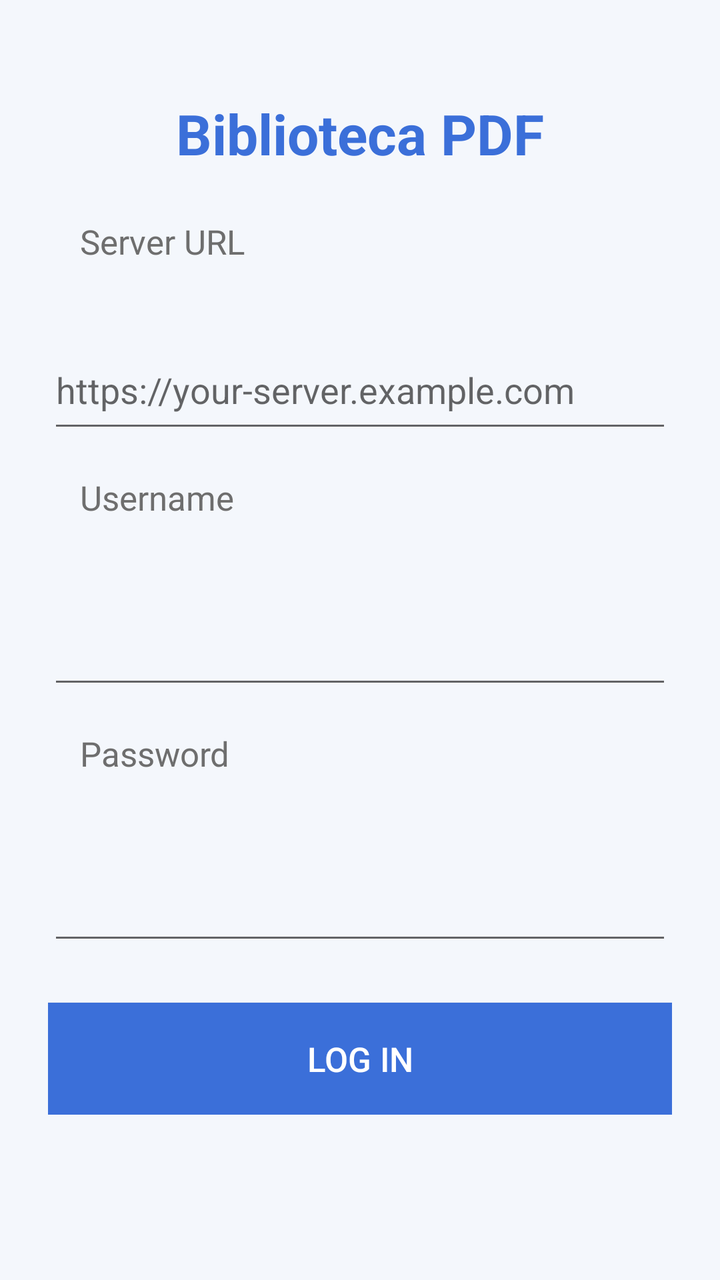
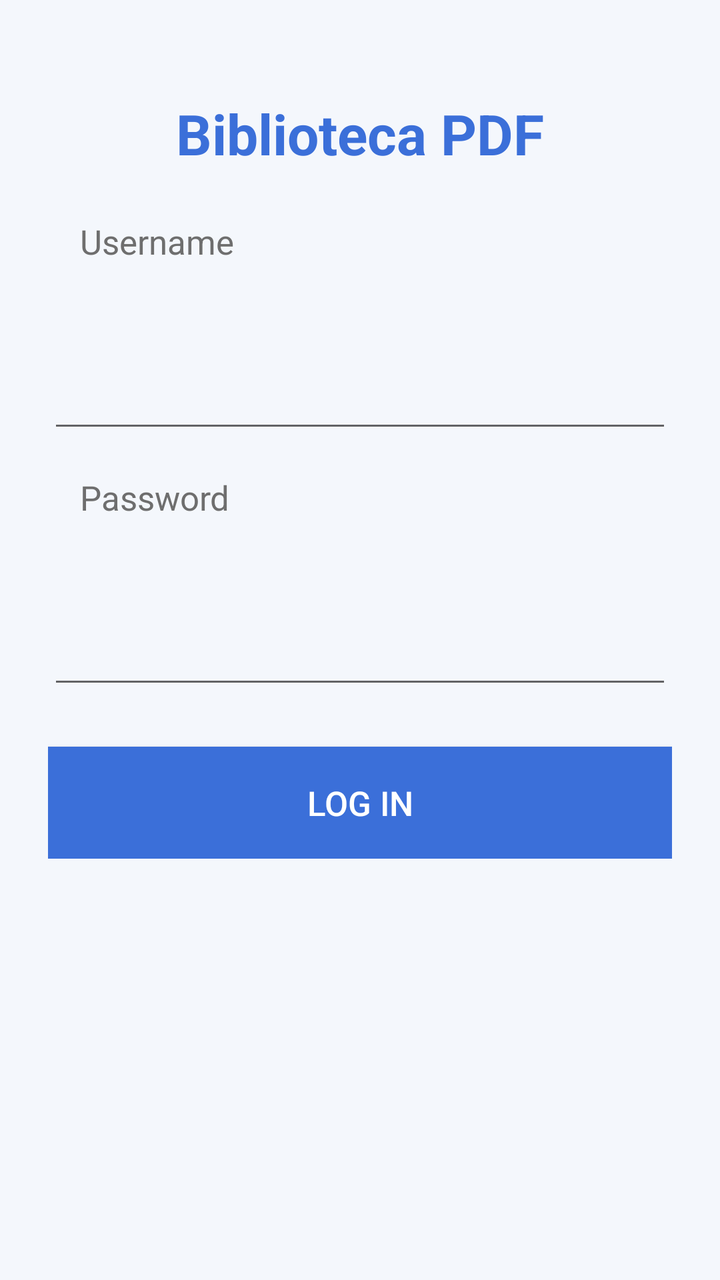

The first picture is an Android layout as it rendered before a commit; the second is the same layout after the commit. The layout source and the unified diff follow.
<!-- AndroidManifest.xml: application theme AppTheme -->
<!-- res/layout/activity_login.xml -->
<?xml version="1.0" encoding="utf-8"?>
<ScrollView xmlns:android="http://schemas.android.com/apk/res/android"
    android:layout_width="match_parent"
    android:layout_height="match_parent"
    android:fillViewport="true"
    android:background="@color/background">

    <LinearLayout
        android:layout_width="match_parent"
        android:layout_height="wrap_content"
        android:orientation="vertical"
        android:gravity="center_horizontal"
        android:padding="@dimen/spacing_large">

        <TextView
            android:layout_width="wrap_content"
            android:layout_height="wrap_content"
            android:layout_marginTop="@dimen/spacing_large"
            android:layout_marginBottom="@dimen/spacing_large"
            android:text="@string/app_name"
            android:textSize="28sp"
            android:textStyle="bold"
            android:textColor="@color/primary" />

        <LinearLayout
            android:layout_width="match_parent"
            android:layout_height="wrap_content"
            android:orientation="vertical"
            android:maxWidth="480dp">

            <TextView
                style="@style/BigButton"
                android:layout_width="wrap_content"
                android:layout_height="wrap_content"
                android:text="@string/label_server_url"
                android:textColor="@color/text_secondary" />

            <EditText
                android:id="@+id/edit_server_url"
                android:layout_width="match_parent"
                android:layout_height="@dimen/touch_target_min"
                android:inputType="textUri"
                android:hint="@string/hint_server_url"
                android:singleLine="true" />

            <TextView
                style="@style/BigButton"
                android:layout_width="wrap_content"
                android:layout_height="wrap_content"
                android:layout_marginTop="@dimen/spacing_medium"
                android:text="@string/label_username"
                android:textColor="@color/text_secondary" />

            <EditText
                android:id="@+id/edit_username"
                android:layout_width="match_parent"
                android:layout_height="@dimen/touch_target_min"
                android:inputType="text"
                android:singleLine="true" />

            <TextView
                style="@style/BigButton"
                android:layout_width="wrap_content"
                android:layout_height="wrap_content"
                android:layout_marginTop="@dimen/spacing_medium"
                android:text="@string/label_password"
                android:textColor="@color/text_secondary" />

            <EditText
                android:id="@+id/edit_password"
                android:layout_width="match_parent"
                android:layout_height="@dimen/touch_target_min"
                android:inputType="textPassword"
                android:singleLine="true" />

            <Button
                android:id="@+id/btn_login"
                style="@style/BigButton"
                android:layout_width="match_parent"
                android:layout_height="wrap_content"
                android:minHeight="@dimen/touch_target_min"
                android:layout_marginTop="@dimen/spacing_large"
                android:text="@string/action_login"
                android:textColor="@color/white"
                android:background="@color/primary" />

            <ProgressBar
                android:id="@+id/progress_login"
                android:layout_width="wrap_content"
                android:layout_height="wrap_content"
                android:layout_gravity="center_horizontal"
                android:layout_marginTop="@dimen/spacing_medium"
                android:visibility="gone" />

            <TextView
                android:id="@+id/text_error"
                android:layout_width="match_parent"
                android:layout_height="wrap_content"
                android:layout_marginTop="@dimen/spacing_medium"
                android:textColor="@color/status_error"
                android:visibility="gone" />

        </LinearLayout>
    </LinearLayout>
</ScrollView>
<!-- resources referenced by this layout -->
<resources>
  <color name="background">#F4F7FC</color>
  <color name="primary">#3B6FD9</color>
  <color name="status_error">#C0392B</color>
  <color name="text_secondary">#6E6E6E</color>
  <color name="white">#FFFFFF</color>
  <dimen name="spacing_large">24dp</dimen>
  <dimen name="spacing_medium">16dp</dimen>
  <dimen name="touch_target_min">56dp</dimen>
  <string name="action_login">Log in</string>
  <string name="app_name">Biblioteca PDF</string>
  <string name="hint_server_url">https://your-server.example.com</string>
  <string name="label_password">Password</string>
  <string name="label_server_url">Server URL</string>
  <string name="label_username">Username</string>
  <style name="BigButton">
          <item name="android:minHeight">@dimen/touch_target_min</item>
          <item name="android:textSize">@dimen/text_medium</item>
          <item name="android:paddingLeft">@dimen/spacing_medium</item>
          <item name="android:paddingRight">@dimen/spacing_medium</item>
      </style>
  <style name="AppTheme" parent="Theme.AppCompat.Light.DarkActionBar">
          <item name="colorPrimary">@color/primary</item>
          <item name="colorPrimaryDark">@color/primary_dark</item>
          <item name="colorAccent">@color/accent</item>
          <item name="android:windowBackground">@color/background</item>
      </style>
  <dimen name="text_medium">17sp</dimen>
  <color name="primary_dark">#28509E</color>
  <color name="accent">#5B9BFF</color>
</resources>

<!-- the commit's change to res/layout/activity_login.xml (unified diff, before → after) -->
@@ -32,22 +32,6 @@
                 style="@style/BigButton"
                 android:layout_width="wrap_content"
                 android:layout_height="wrap_content"
-                android:text="@string/label_server_url"
-                android:textColor="@color/text_secondary" />
-
-            <EditText
-                android:id="@+id/edit_server_url"
-                android:layout_width="match_parent"
-                android:layout_height="@dimen/touch_target_min"
-                android:inputType="textUri"
-                android:hint="@string/hint_server_url"
-                android:singleLine="true" />
-
-            <TextView
-                style="@style/BigButton"
-                android:layout_width="wrap_content"
-                android:layout_height="wrap_content"
-                android:layout_marginTop="@dimen/spacing_medium"
                 android:text="@string/label_username"
                 android:textColor="@color/text_secondary" />
 
<!-- resource entries referenced after the edit -->
@@ -10,9 +10,7 @@
   <dimen name="touch_target_min">56dp</dimen>
   <string name="action_login">Log in</string>
   <string name="app_name">Biblioteca PDF</string>
-  <string name="hint_server_url">https://your-server.example.com</string>
   <string name="label_password">Password</string>
-  <string name="label_server_url">Server URL</string>
   <string name="label_username">Username</string>
   <style name="BigButton">
           <item name="android:minHeight">@dimen/touch_target_min</item>
